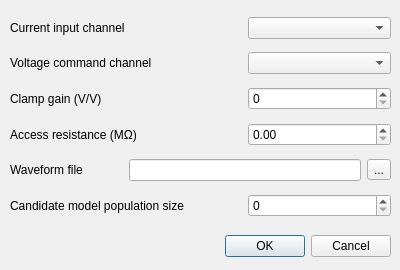
Before: the Qt Designer form gui/vclampsetupdialog.ui in CompEphys-team/rtdo, drawn with Qt 5.
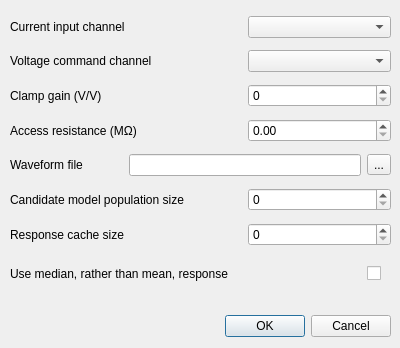
After: the same form once the commit is applied.

Commit message: Added cache configuration options; allow disabling cache using size=0

Patch:
```diff
--- a/gui/vclampsetupdialog.ui
+++ b/gui/vclampsetupdialog.ui
@@ -7,7 +7,7 @@
     <x>0</x>
     <y>0</y>
     <width>400</width>
-    <height>270</height>
+    <height>348</height>
    </rect>
   </property>
   <property name="windowTitle">
@@ -17,7 +17,7 @@
    <property name="geometry">
     <rect>
      <x>50</x>
-     <y>230</y>
+     <y>310</y>
      <width>341</width>
      <height>32</height>
     </rect>
@@ -35,10 +35,17 @@
      <x>10</x>
      <y>10</y>
      <width>381</width>
-     <height>216</height>
+     <height>290</height>
     </rect>
    </property>
    <layout class="QGridLayout" name="gridLayout">
+    <item row="6" column="2" colspan="2">
+     <widget class="QSpinBox" name="cacheSize">
+      <property name="toolTip">
+       <string>&lt;html&gt;&lt;head/&gt;&lt;body&gt;&lt;p&gt;Sets the number of stimulation episodes saved for use during fitting.&lt;/p&gt;&lt;p&gt;Fair warning: Caching uses huge amounts of memory.&lt;/p&gt;&lt;p&gt;Caching can be turned off by setting the cache size to 0.&lt;/p&gt;&lt;/body&gt;&lt;/html&gt;</string>
+      </property>
+     </widget>
+    </item>
     <item row="5" column="0" colspan="2">
      <widget class="QLabel" name="label_5">
       <property name="text">
@@ -124,6 +131,33 @@
       </property>
      </widget>
     </item>
+    <item row="6" column="0" colspan="2">
+     <widget class="QLabel" name="label_7">
+      <property name="text">
+       <string>Response cache size</string>
+      </property>
+     </widget>
+    </item>
+    <item row="7" column="0" colspan="3">
+     <widget class="QLabel" name="label_8">
+      <property name="minimumSize">
+       <size>
+        <width>0</width>
+        <height>31</height>
+       </size>
+      </property>
+      <property name="text">
+       <string>Use median, rather than mean, response</string>
+      </property>
+     </widget>
+    </item>
+    <item row="7" column="3">
+     <widget class="QCheckBox" name="cacheUseMedian">
+      <property name="text">
+       <string/>
+      </property>
+     </widget>
+    </item>
    </layout>
   </widget>
  </widget>
```
Left out of the diff: 6 changed lines with no effect on the pictures. The commit also changes 4 other files.
